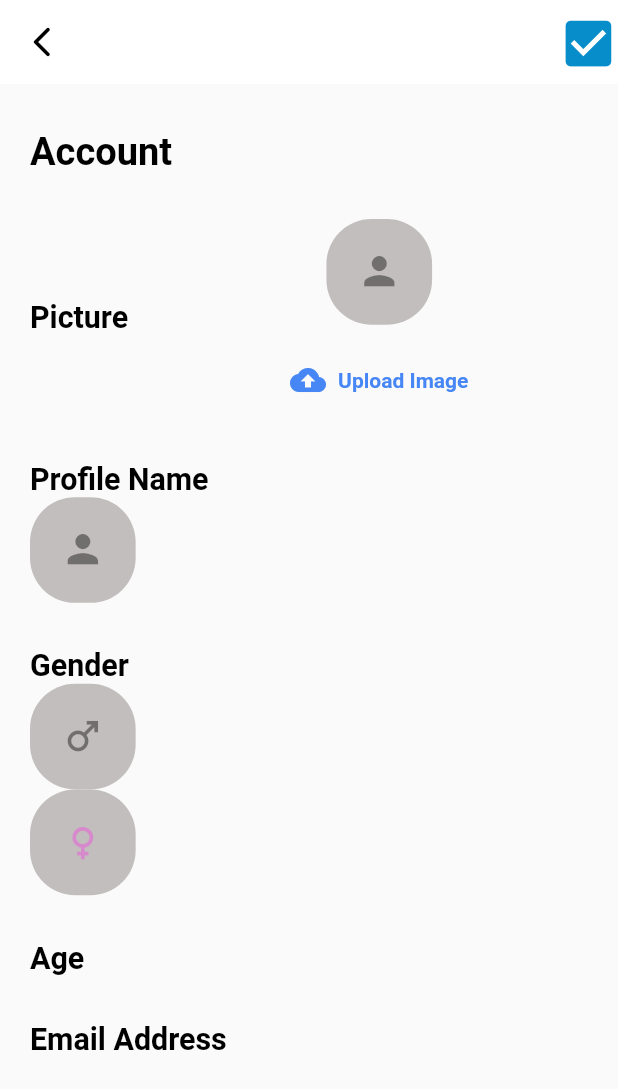
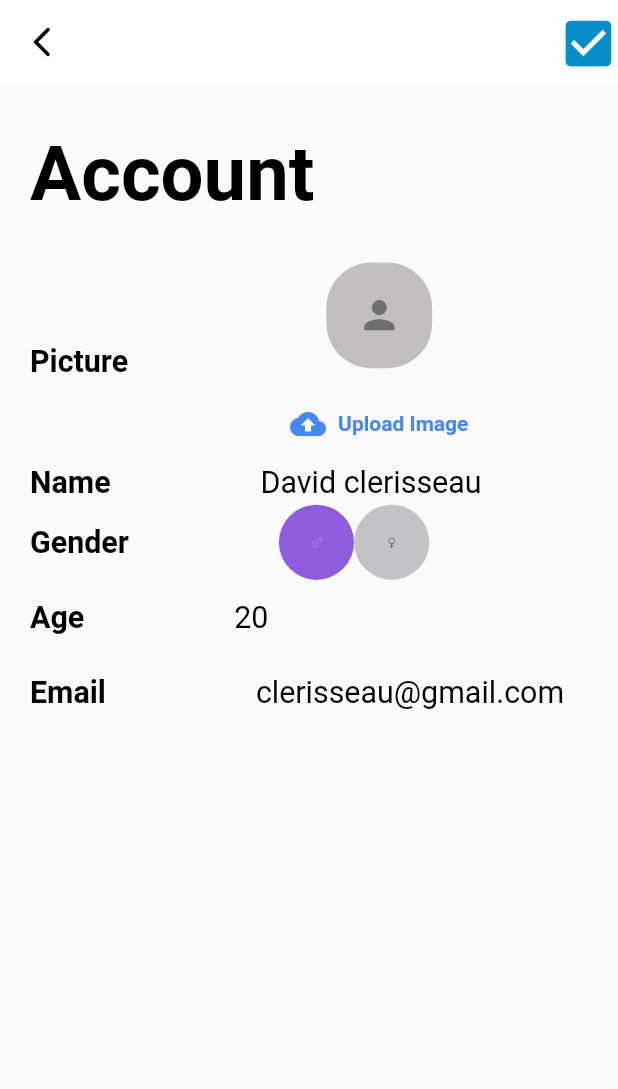
Before and after one commit to Freedisch/shebaplastic_interview_task, a Flutter app: the Account screen opened directly, on a phone screen of 412 x 824 dp. Shown: the top 1089 px of the screen. Run offline on Flutter 3.47's test engine with Material 2 defaults, Android fonts, the light colour scheme and no system bars; our stand-ins replace flutter_screenutil.

Commit message:
account screen
Signed-off-by: Freedisch <82499435+Freedisch@users.noreply.github.com>

```diff
--- a/lib/widgets/accountScreen.dart
+++ b/lib/widgets/accountScreen.dart
@@ -1,4 +1,4 @@
-// ignore_for_file: prefer_const_constructors
+// ignore_for_file: prefer_const_constructors, avoid_unnecessary_containers
 
 import 'package:flutter/material.dart';
 import 'package:flutter_screenutil/flutter_screenutil.dart';
@@ -44,7 +44,7 @@ class Account extends StatelessWidget {
               Text(
                 'Account',
                 style: TextStyle(
-                  fontSize: 25.sp,
+                  fontSize: 50.h,
                   fontWeight: FontWeight.bold,
                   color: Colors.black,
                 ),
@@ -96,31 +96,38 @@ class Account extends StatelessWidget {
                   ),
                 ],
               ),
+              Row(
+                mainAxisAlignment: MainAxisAlignment.start,
+                children: [
                   const SizedBox(height: 30),
                   Text(
-                'Profile Name',
+                    'Name',
                     style: TextStyle(
                       fontSize: 20.sp,
                       fontWeight: FontWeight.bold,
                       color: Colors.black,
                     ),
                   ),
+                  const SizedBox(width: 100),
                   Column(
                     children: [
                       Container(
-                    padding: const EdgeInsets.all(20),
-                    decoration: BoxDecoration(
-                      color: const Color(0xFFC3BEBE),
-                      borderRadius: BorderRadius.circular(30),
+                        child: Text(
+                          'David clerisseau',
+                          style: TextStyle(
+                            fontSize: 20.h,
+                            fontWeight: FontWeight.normal,
+                            color: Colors.black,
                           ),
-                    child: Icon(
-                      Icons.person,
-                      size: 30.sp,
-                      color: const Color(0x730E0D0D),
                         ),
                       ),
                     ],
                   ),
+                ],
+              ),
+              Row(
+                mainAxisAlignment: MainAxisAlignment.start,
+                children: [
                   const SizedBox(height: 30),
                   Text(
                     'Gender',
@@ -130,18 +137,19 @@ class Account extends StatelessWidget {
                       color: Colors.black,
                     ),
                   ),
+                  const SizedBox(width: 100),
                   Column(
                     children: [
                       Container(
                         padding: const EdgeInsets.all(20),
                         decoration: BoxDecoration(
-                      color: const Color(0xFFC3BEBE),
+                          color: Color.fromARGB(255, 142, 93, 220),
                           borderRadius: BorderRadius.circular(30),
                         ),
                         child: Icon(
                           Icons.male,
-                      size: 30.sp,
-                      color: const Color(0x730E0D0D),
+                          size: 10.sp,
+                          color: Color.fromARGB(115, 158, 152, 214),
                         ),
                       ),
                     ],
@@ -151,17 +159,22 @@ class Account extends StatelessWidget {
                       Container(
                         padding: const EdgeInsets.all(20),
                         decoration: BoxDecoration(
-                      color: const Color(0xFFC3BEBE),
+                          color: Color.fromARGB(255, 195, 194, 198),
                           borderRadius: BorderRadius.circular(30),
                         ),
                         child: Icon(
                           Icons.female,
-                      size: 30.sp,
-                      color: Color.fromARGB(115, 240, 75, 218),
+                          size: 10.sp,
+                          color: Color.fromARGB(115, 14, 14, 16),
                         ),
                       ),
                     ],
                   ),
+                ],
+              ),
+              Row(
+                mainAxisAlignment: MainAxisAlignment.start,
+                children: [
                   const SizedBox(height: 30),
                   Text(
                     'Age',
@@ -171,14 +184,57 @@ class Account extends StatelessWidget {
                       color: Colors.black,
                     ),
                   ),
+                  const SizedBox(
+                    width: 100,
+                    height: 50,
+                  ),
+                  Column(
+                    children: [
+                      Container(
+                        child: Text(
+                          '20',
+                          style: TextStyle(
+                            fontSize: 20.h,
+                            fontWeight: FontWeight.normal,
+                            color: Colors.black,
+                          ),
+                        ),
+                      ),
+                    ],
+                  ),
+                ],
+              ),
+              Row(
+                mainAxisAlignment: MainAxisAlignment.start,
+                children: [
                   const SizedBox(height: 30),
                   Text(
-                'Email Address',
+                    'Email',
                     style: TextStyle(
                       fontSize: 20.sp,
                       fontWeight: FontWeight.bold,
                       color: Colors.black,
                     ),
+                  ),
+                  const SizedBox(
+                    width: 100,
+                    height: 50,
+                  ),
+                  Column(
+                    children: [
+                      Container(
+                        child: Text(
+                          'clerisseau@gmail.com',
+                          style: TextStyle(
+                            fontSize: 20.h,
+                            fontWeight: FontWeight.normal,
+                            color: Colors.black,
+                          ),
+                        ),
+                      ),
+                    ],
+                  ),
+                ],
               ),
             ],
           ),
```
Lines whose indentation alone changed are shown as unchanged.
